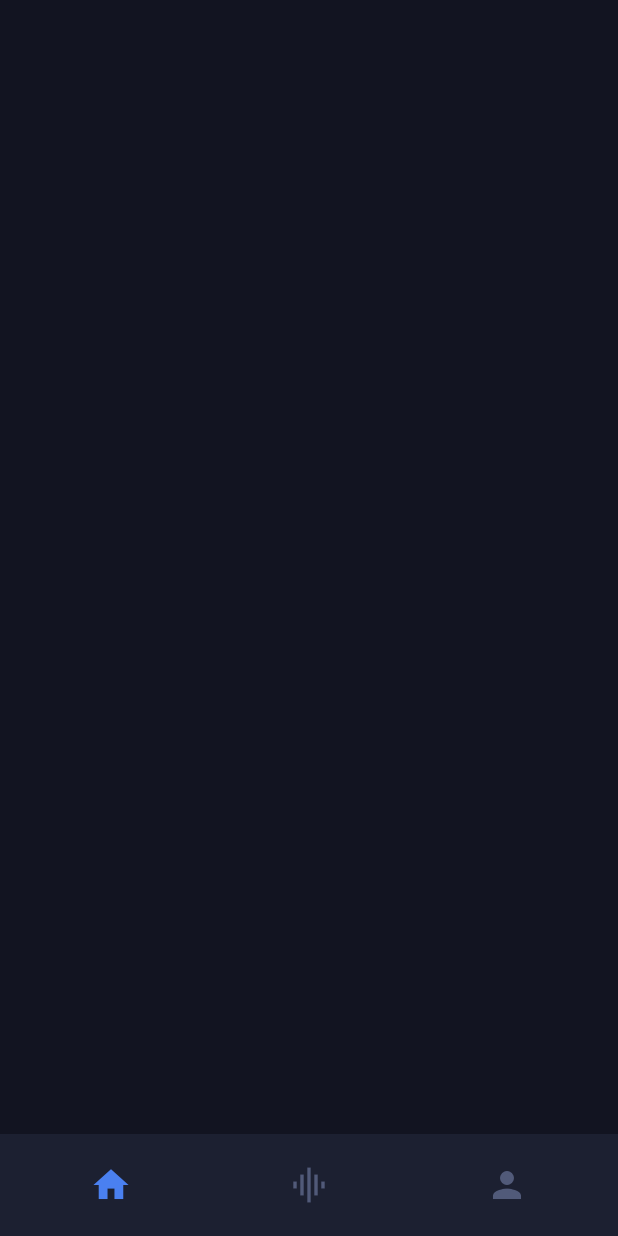
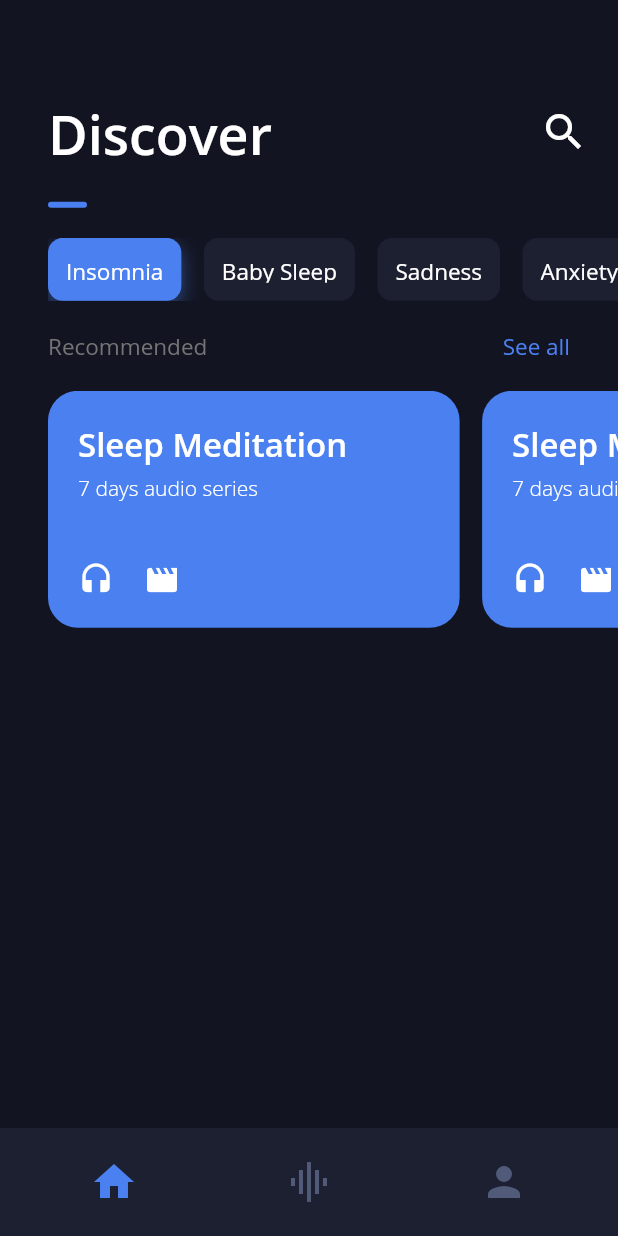
Before and after one commit to WandersonAlves/flutter_sleep_app, a Flutter app: the screen it shows after launch, on a phone screen of 412 x 824 dp. Run offline on Flutter 3.47's test engine with Material 2 defaults, Android fonts, the phone set to English and light mode, and no system bars.

Commit message:
feat: add more cards and nice buttons

```diff
--- /dev/null
+++ b/lib/common/Utils.dart
@@ -0,0 +1,17 @@
+import 'package:flutter/material.dart';
+
+class Utils {
+  static List<Widget> childrenWithSeparator(String mode, {double size, List<Widget> children}) {
+    var newWidgets = <Widget>[];
+    for(var widget in children) {
+      newWidgets.add(widget);
+      if (mode == 'row') {
+        newWidgets.add(SizedBox(width: size));
+      }
+      else if (mode == 'column') {
+        newWidgets.add(SizedBox(height: size));
+      }
+    }
+    return newWidgets;
+  }
+}
--- a/lib/main.dart
+++ b/lib/main.dart
@@ -24,8 +24,10 @@ class _MyAppState extends State<MyApp> {
         title: 'Sleep Well',
         theme: ThemeData(
           primarySwatch: Colors.blue,
+          fontFamily: 'Open Sans'
         ),
         home: Scaffold(
+          backgroundColor: AppColors.backgroundColor,
           bottomNavigationBar: Container(
               color: AppColors.foregroundColor,
               child: Padding(
--- a/lib/styles/Colors.dart
+++ b/lib/styles/Colors.dart
@@ -5,4 +5,5 @@ class AppColors {
   static final Color foregroundColor = Color(0xFF1c2031);
   static final Color accentColor = Color(0xFF4a80f0);
   static final Color secondaryColor = Color(0xFF515a79);
+  static final Color buttonBackgroundColor = Color(0xFF1c2031);
 }
--- /dev/null
+++ b/lib/styles/Typography.dart
@@ -0,0 +1,38 @@
+import 'package:flutter/material.dart';
+import 'package:flutter/painting.dart';
+import 'package:flutter_sleep_app/styles/Colors.dart';
+
+class TypographyStyles {
+  static final TextStyle mainSection = TextStyle(
+    fontWeight: FontWeight.w600,
+    color: Colors.white,
+    fontSize: 36
+  );
+
+  static final TextStyle cardTitle = TextStyle(
+    fontWeight: FontWeight.w600,
+    color: Colors.white,
+    fontSize: 22
+  );
+  static final TextStyle cardSubtitle = TextStyle(
+    fontWeight: FontWeight.w300,
+    color: Colors.white,
+  );
+
+  static final TextStyle subTitle = TextStyle(
+    color: Colors.grey[600],
+    fontSize: 15,
+    fontWeight: FontWeight.w500
+  );
+
+  static final TextStyle link = TextStyle(
+    color: AppColors.accentColor,
+    fontSize: 15,
+    fontWeight: FontWeight.w500
+  );
+
+  static final TextStyle simpleButton = TextStyle(
+    color: Colors.white,
+    fontSize: 15
+  );
+}
--- a/lib/views/Home.dart
+++ b/lib/views/Home.dart
@@ -1,11 +1,102 @@
+import 'package:flutter/material.dart';
 import 'package:flutter/widgets.dart';
-import 'package:flutter_sleep_app/styles/Colors.dart';
+import 'package:flutter_sleep_app/common/Utils.dart';
+import 'package:flutter_sleep_app/styles/Typography.dart';
+import 'package:flutter_sleep_app/widgets/AppBiggerCard.dart';
+import 'package:flutter_sleep_app/widgets/AppIcon.dart';
+import 'package:flutter_sleep_app/widgets/AppSimpleButton.dart';
+import 'package:flutter_sleep_app/widgets/SectionLabel.dart';
 
 class Home extends StatelessWidget {
   @override
   Widget build(BuildContext context) {
-    return Container(
-      color: AppColors.backgroundColor,
+    return Padding(
+      padding: EdgeInsets.only(left: 32.0, top: 32.0),
+      child: Container(
+        margin: EdgeInsets.only(top: 20),
+        child: Column(
+          crossAxisAlignment: CrossAxisAlignment.start,
+          children: [
+            HomeHeader(),
+            SizedBox(height: 20),
+            Container(
+              height: 42,
+              child: ListView(
+                  scrollDirection: Axis.horizontal,
+                  children: buildButtons()
+                ),
+            ),
+            SizedBox(height: 20),
+            RecommendedRow(),
+            SizedBox(height: 20),
+            Container(
+              height: 158,
+              child: ListView(
+                scrollDirection: Axis.horizontal,
+                children: buildBiggerCards()
+              ),
+            )
+          ],
+        ),
+      ),
+    );
+  }
+
+  List<Widget> buildButtons() {
+    return Utils.childrenWithSeparator('row',
+      size: 15,
+      children: [
+        AppSimpleButton(text: 'Insomnia'),
+        AppSimpleButton(text: 'Baby Sleep', isSelected: false),
+        AppSimpleButton(text: 'Sadness', isSelected: false),
+        AppSimpleButton(text: 'Anxiety', isSelected: false),
+      ]
+    );
+  }
+
+  List<Widget> buildBiggerCards() {
+    return Utils.childrenWithSeparator('row',
+      size: 15,
+      children: [
+        AppBiggercard(),
+        AppBiggercard(),
+        AppBiggercard(),
+        AppBiggercard(),
+      ]
     );
   }
 }
+
+class RecommendedRow extends StatelessWidget {
+  @override
+  Widget build(BuildContext context) {
+    return Padding(
+      padding: EdgeInsets.only(right: 32.0),
+      child: Row(
+        mainAxisAlignment: MainAxisAlignment.spaceBetween,
+        children: [
+          Text('Recommended', style: TypographyStyles.subTitle),
+          Text('See all', style: TypographyStyles.link)
+        ],
+      ),
+    );
+  }
+}
+
+class HomeHeader extends StatelessWidget {
+  @override
+  Widget build(BuildContext context) {
+    return Row(
+      crossAxisAlignment: CrossAxisAlignment.baseline,
+      mainAxisAlignment: MainAxisAlignment.spaceBetween,
+      textBaseline: TextBaseline.alphabetic,
+      children: [
+        SectionLabel(text: 'Discover'),
+        AppIcon(
+          icon: Icons.search,
+          color: Colors.white,
+        )
+      ],
+    );
+  }
+}
--- /dev/null
+++ b/lib/widgets/AppBiggerCard.dart
@@ -0,0 +1,34 @@
+import 'package:flutter/material.dart';
+import 'package:flutter_sleep_app/styles/Colors.dart';
+import 'package:flutter_sleep_app/styles/Typography.dart';
+
+class AppBiggercard extends StatelessWidget {
+  @override
+  Widget build(BuildContext context) {
+    return Container(
+      decoration: BoxDecoration(
+        color: AppColors.accentColor,
+        borderRadius: BorderRadius.circular(20)
+      ),
+      child: Padding(
+        padding: EdgeInsets.only(top: 20, left: 20, bottom: 20, right: 75),
+        child: Column(
+          crossAxisAlignment: CrossAxisAlignment.start,
+          children: [
+            Text('Sleep Meditation', style: TypographyStyles.cardTitle),
+            SizedBox(height: 5),
+            Text('7 days audio series', style: TypographyStyles.cardSubtitle),
+            SizedBox(height: 40),
+            Row(
+              children: [
+                Icon(Icons.headset, color: Colors.white),
+                SizedBox(width: 20),
+                Icon(Icons.movie, color: Colors.white)
+              ],
+            )
+          ],
+        ),
+      ),
+    );
+  }
+}
--- a/lib/widgets/AppIcon.dart
+++ b/lib/widgets/AppIcon.dart
@@ -3,15 +3,16 @@ import 'package:flutter/widgets.dart';
 import 'package:flutter_sleep_app/styles/Colors.dart';
 
 class AppIcon extends StatelessWidget {
-
   final bool isSelected;
   final IconData icon;
   final Function onTap;
+  final Color color;
 
-  AppIcon({this.isSelected = false, @required this.icon, this.onTap});
+  AppIcon(
+      {this.isSelected = false, @required this.icon, this.onTap, this.color});
 
   @override
-  Widget build (BuildContext context) {
+  Widget build(BuildContext context) {
     return Material(
       color: Colors.transparent,
       child: InkWell(
@@ -19,13 +20,16 @@ class AppIcon extends StatelessWidget {
         customBorder: CircleBorder(),
         child: Padding(
           padding: EdgeInsets.all(20),
-            child: Icon(this.icon, color: this._getIsSelectedColor(), size: 28),
+          child: Icon(this.icon,
+              color:
+                  this.color != null ? this.color : this._getIsSelectedColor(),
+              size: 32),
         ),
       ),
     );
   }
 
-  Color _getIsSelectedColor () {
+  Color _getIsSelectedColor() {
     if (this.isSelected) {
       return AppColors.accentColor;
     }
--- /dev/null
+++ b/lib/widgets/AppSimpleButton.dart
@@ -0,0 +1,26 @@
+import 'package:flutter/material.dart';
+import 'package:flutter_sleep_app/styles/Colors.dart';
+import 'package:flutter_sleep_app/styles/Typography.dart';
+
+class AppSimpleButton extends StatelessWidget {
+
+  final String text;
+  final bool isSelected;
+
+  AppSimpleButton({ @required this.text, this.isSelected = true });
+
+  @override
+  Widget build(BuildContext context) {
+    return Container(
+      decoration: BoxDecoration(
+        color: this.isSelected ? AppColors.accentColor : AppColors.buttonBackgroundColor,
+        borderRadius: BorderRadius.circular(10),
+        boxShadow: this.isSelected ? [BoxShadow(color: AppColors.accentColor.withOpacity(0.5), blurRadius: 10, offset: Offset(0, 5))] : []
+      ),
+      child: Padding(
+        padding: EdgeInsets.all(12),
+        child: Text(this.text, style:TypographyStyles.simpleButton),
+      ),
+    );
+  }
+}
--- /dev/null
+++ b/lib/widgets/SectionLabel.dart
@@ -0,0 +1,29 @@
+import 'package:flutter/material.dart';
+import 'package:flutter/widgets.dart';
+import 'package:flutter_sleep_app/styles/Colors.dart';
+import 'package:flutter_sleep_app/styles/Typography.dart';
+
+class SectionLabel extends StatelessWidget {
+  final String text;
+
+  SectionLabel({@required this.text});
+
+  @override
+  Widget build(BuildContext context) {
+    return Column(
+      crossAxisAlignment: CrossAxisAlignment.start,
+      children: [
+        Text(this.text, style: TypographyStyles.mainSection),
+        Container(
+          margin: EdgeInsets.only(top: 20),
+          width: 26,
+          height: 4,
+          decoration: BoxDecoration(
+            color: AppColors.accentColor,
+            borderRadius: BorderRadius.circular(4.0)
+          ),
+        )
+      ]
+    );
+  }
+}
```
Also changed, not shown: pubspec.yaml (+13 -1 lines), assets/fonts/OpenSans-Bold.ttf (added), assets/fonts/OpenSans-BoldItalic.ttf (added), assets/fonts/OpenSans-ExtraBold.ttf (added), assets/fonts/OpenSans-ExtraBoldItalic.ttf (added), assets/fonts/OpenSans-Light.ttf (added), assets/fonts/OpenSans-LightItalic.ttf (added), assets/fonts/OpenSans-Regular.ttf (added), assets/fonts/OpenSans-RegularItalic.ttf (added), assets/fonts/OpenSans-SemiBold.ttf (added), assets/fonts/OpenSans-SemiBoldItalic.ttf (added). Lines whose indentation alone changed are shown as unchanged.
